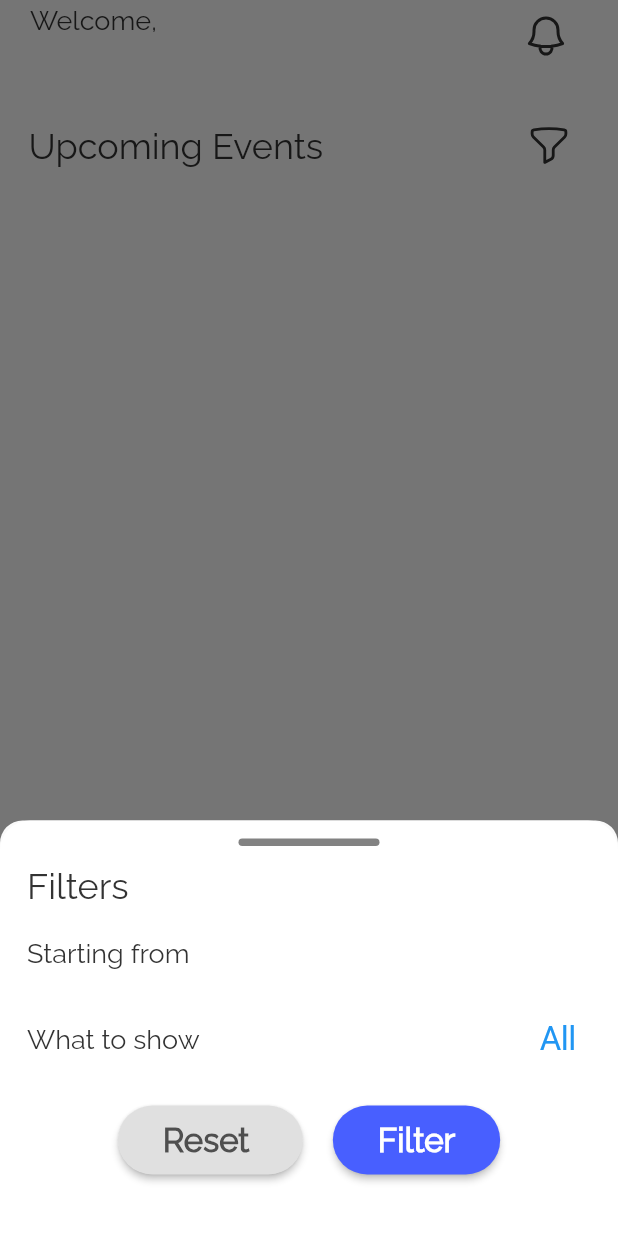
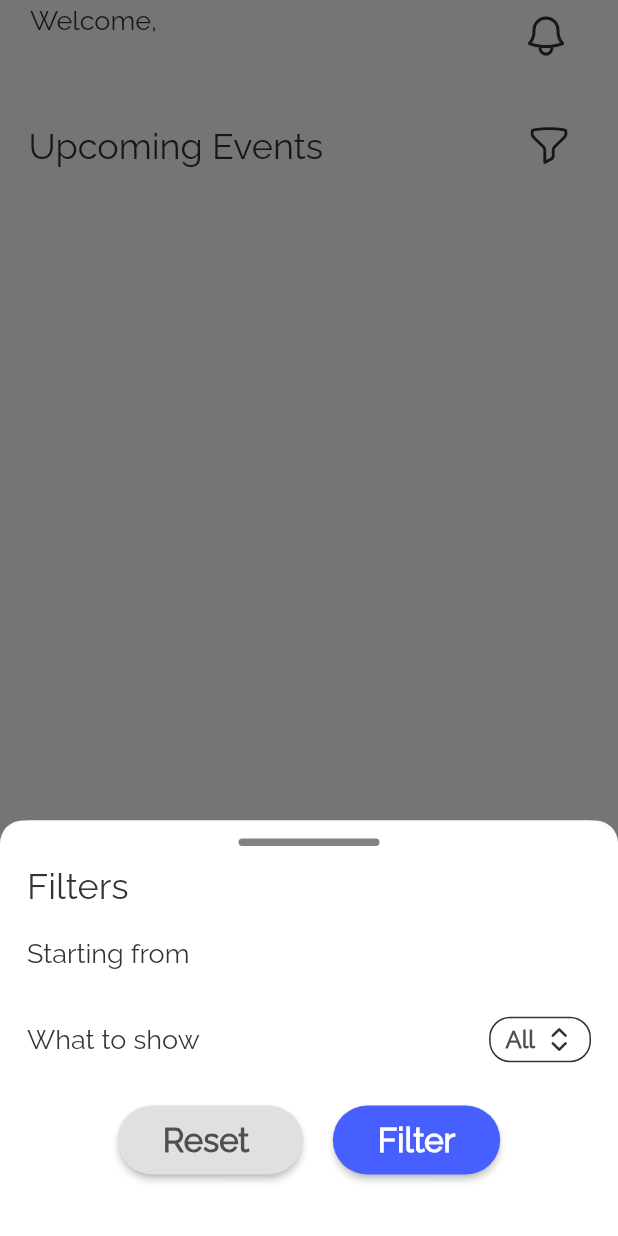
Before and after one commit to furknataman/register-event, a Flutter app: the screen it shows once a user with an empty profile is signed in, after a tap on an icon or button, on a phone screen of 412 x 824 dp. Run offline on Flutter 3.47's test engine with Material 2 defaults, Android fonts, the phone set to English and light mode, and no system bars; our stand-ins replace cloud_firestore, firebase_auth, firebase_core, firebase_messaging, flutter_local_notifications, flutter_riverpod and 5 more; missing offline and left inert: qr_code_scanner; accounts and stored records are empty.

Commit message:
bug fixed, change deseign

```diff
--- a/lib/main.dart
+++ b/lib/main.dart
@@ -31,18 +31,24 @@ class MyApp extends StatelessWidget {
   }
 }
 
+extension CustomColorScheme on ColorScheme {
+  Color get unregister => brightness == Brightness.light
+      ? const Color(0xffEB5757)
+      : const Color.fromARGB(255, 144, 65, 65);
+}
+
 ThemeData _darkTheme = ThemeData(
-
     brightness: Brightness.dark,
     backgroundColor: const Color(0xff1E1E1E),
     fontFamily: "Raleway",
     primaryColor: const Color(0xdd242424),
     cardColor: const Color(0xff242424),
-    floatingActionButtonTheme:
-        const FloatingActionButtonThemeData(backgroundColor: Color(0xff5B64A7)),
+    floatingActionButtonTheme: const FloatingActionButtonThemeData(
+        backgroundColor: Color(
+      0xff5B64A7,
+    )),
     secondaryHeaderColor: const Color(0xffBDBDBD),
     textTheme: const TextTheme(
-
         displayLarge:
             TextStyle(fontSize: 24, color: Color(0xffBDBDBD), fontWeight: FontWeight.w400),
         displayMedium:
@@ -61,6 +67,8 @@ ThemeData _darkTheme = ThemeData(
             TextStyle(fontSize: 18, color: Color(0xffBDBDBD), fontWeight: FontWeight.w700),
         titleLarge:
             TextStyle(fontSize: 33, color: Color(0xffBDBDBD), fontWeight: FontWeight.w400),
+        bodySmall:
+            TextStyle(fontSize: 16, color: Color(0xffBDBDBD), fontWeight: FontWeight.w700),
         labelMedium: TextStyle(
             fontSize: 14, color: Color(0xffBDBDBD), fontWeight: FontWeight.w400)));
 
@@ -88,6 +96,8 @@ ThemeData _lightTheme = ThemeData(
             TextStyle(fontSize: 10, color: Color(0xff333333), fontWeight: FontWeight.w400),
         titleMedium:
             TextStyle(fontSize: 18, color: Colors.black, fontWeight: FontWeight.w700),
+        bodySmall:
+            TextStyle(fontSize: 16, color: Color(0xff4F4F4F), fontWeight: FontWeight.w700),
         titleLarge:
             TextStyle(fontSize: 33, color: Color(0xff333333), fontWeight: FontWeight.w400),
         labelMedium: TextStyle(
--- a/lib/pages/events/widgets/register_button.dart
+++ b/lib/pages/events/widgets/register_button.dart
@@ -1,6 +1,7 @@
 import 'package:flutter/material.dart';
 import 'package:flutter_riverpod/flutter_riverpod.dart';
 import 'package:lucide_icons/lucide_icons.dart';
+import 'package:qr/main.dart';
 
 import '../../../db/db_model/db_model_events.dart';
 import '../../../global/global_veriable/events_info.dart';
@@ -40,7 +41,8 @@ class RegisterButton extends ConsumerWidget {
       } else {
         return ElevatedButton(
             style: ElevatedButton.styleFrom(
-                backgroundColor: const Color(0xff485FFF),
+                backgroundColor:
+                    Theme.of(context).floatingActionButtonTheme.backgroundColor,
                 padding: const EdgeInsets.only(left: 20, right: 20, top: 10, bottom: 10),
                 tapTargetSize: MaterialTapTargetSize.shrinkWrap,
                 shape: const StadiumBorder()),
@@ -60,7 +62,7 @@ class RegisterButton extends ConsumerWidget {
     } else {
       return ElevatedButton(
           style: ElevatedButton.styleFrom(
-              backgroundColor: const Color(0xffEB5757),
+              backgroundColor: Theme.of(context).colorScheme.unregister,
               padding: const EdgeInsets.only(left: 20, right: 20, top: 10, bottom: 10),
               tapTargetSize: MaterialTapTargetSize.shrinkWrap,
               shape: const StadiumBorder()),
--- a/lib/pages/home/home_page.dart
+++ b/lib/pages/home/home_page.dart
@@ -3,10 +3,11 @@ import 'package:flutter_riverpod/flutter_riverpod.dart';
 import 'package:heroicons_flutter/heroicons_flutter.dart';
 import 'package:qr/global/global_veriable/user_info.dart';
 import 'package:qr/global/globalveriable.dart';
-import '../../global/bottomSheet/filter/filter_provider.dart';
+import 'package:qr/pages/home/widgets/filter/filter.dart';
 import '../../global/global_veriable/events_info.dart';
 import '../notification/notification.dart';
 import 'widgets/events_cart.dart';
+import 'widgets/filter/filter_provider.dart';
 
 class Homepage extends ConsumerStatefulWidget {
   const Homepage({super.key});
@@ -74,7 +75,7 @@ class _HomepageState extends ConsumerState<Homepage> {
                 ),
                 IconButton(
                   onPressed: () {
-                    filterProvider.filterDialog(context, () => Navigator.pop(context), () {
+                    filterDialog(context, () => Navigator.pop(context), () {
                       Navigator.pop(context);
                     }, "Filters", "Seçili listeler silinecek");
                   },
--- a/lib/global/bottomSheet/filter/filter_provider.dart
+++ b/lib/pages/home/widgets/filter/filter.dart
@@ -1,13 +1,9 @@
-import 'package:flutter/cupertino.dart';
+
+
 import 'package:flutter/material.dart';
-import 'package:flutter_riverpod/flutter_riverpod.dart';
-import 'package:qr/global/bottomSheet/filter/picker.dart';
+import 'package:qr/pages/home/widgets/filter/widgets/show_picker.dart';
 
-class FilterPage extends ChangeNotifier {
-  bool past = true;
-  bool ongoing = true;
-
-  void filterDialog(BuildContext context, Function functionLeft, Function functionRight,
+void filterDialog(BuildContext context, Function functionLeft, Function functionRight,
       String titleText, String bodyText) {
     showModalBottomSheet(
         shape: RoundedRectangleBorder(
@@ -67,7 +63,7 @@ class FilterPage extends ChangeNotifier {
                           children: [
                             Text("What to show",
                                 style: Theme.of(context).textTheme.bodyLarge),
-                            CupertinoPickerExample(),
+                            const Picker(),
                           ],
                         )
                       ],
@@ -120,6 +116,3 @@ class FilterPage extends ChangeNotifier {
           );
         });
   }
-}
-
-final alertPageConfig = ChangeNotifierProvider((ref) => FilterPage());
--- /dev/null
+++ b/lib/pages/home/widgets/filter/filter_provider.dart
@@ -0,0 +1,11 @@
+
+import 'package:flutter/material.dart';
+import 'package:flutter_riverpod/flutter_riverpod.dart';
+
+
+class FilterPage extends ChangeNotifier {
+
+
+}
+
+final alertPageConfig = ChangeNotifierProvider((ref) => FilterPage());
--- a/lib/global/bottomSheet/filter/picker.dart
+++ b/lib/pages/home/widgets/filter/widgets/show_picker.dart
@@ -1,5 +1,6 @@
 import 'package:flutter/cupertino.dart';
 import 'package:flutter/material.dart';
+import 'package:lucide_icons/lucide_icons.dart';
 
 const List<String> showList = <String>[
   'All',
@@ -8,14 +9,14 @@ const List<String> showList = <String>[
   'Registered Events',
 ];
 
-class CupertinoPickerExample extends StatefulWidget {
-  const CupertinoPickerExample({super.key});
+class Picker extends StatefulWidget {
+  const Picker({super.key});
 
   @override
-  State<CupertinoPickerExample> createState() => _CupertinoPickerExampleState();
+  State<Picker> createState() => _PickerState();
 }
 
-class _CupertinoPickerExampleState extends State<CupertinoPickerExample> {
+class _PickerState extends State<Picker> {
   int _selectedFruit = 0;
 
   // This shows a CupertinoModalPopup with a reasonable fixed height which hosts CupertinoPicker.
@@ -30,7 +31,7 @@ class _CupertinoPickerExampleState extends State<CupertinoPickerExample> {
                 bottom: MediaQuery.of(context).viewInsets.bottom,
               ),
               // Provide a background color for the popup.
-              color: CupertinoColors.systemBackground.resolveFrom(context),
+              color: Theme.of(context).backgroundColor,
               // Use a SafeArea widget to avoid system overlaps.
               child: SafeArea(
                 top: false,
@@ -67,10 +68,28 @@ class _CupertinoPickerExampleState extends State<CupertinoPickerExample> {
         ),
       ),
       // This displays the selected fruit name.
-      child: Text(
-        showList[_selectedFruit],
-        style: const TextStyle(
-          fontSize: 22.0,
+      child: Container(
+        padding: const EdgeInsets.only(left: 10, right: 10, top: 4, bottom: 4),
+        decoration: BoxDecoration(
+          border: Border.all(
+            width: 1,
+            color: Theme.of(context).secondaryHeaderColor,
+          ),
+          borderRadius: const BorderRadius.all(
+            Radius.circular(14),
+          ),
+        ),
+        child: Row(
+          children: [
+            Text(showList[_selectedFruit], style: Theme.of(context).textTheme.bodySmall),
+            const SizedBox(
+              width: 6,
+            ),
+            Icon(
+              LucideIcons.chevronsUpDown,
+              color: Theme.of(context).secondaryHeaderColor,
+            )
+          ],
         ),
       ),
     );
```
Also changed, not shown: lib/pages/home/widgets/filter/widgets/time_picker.dart (added).
